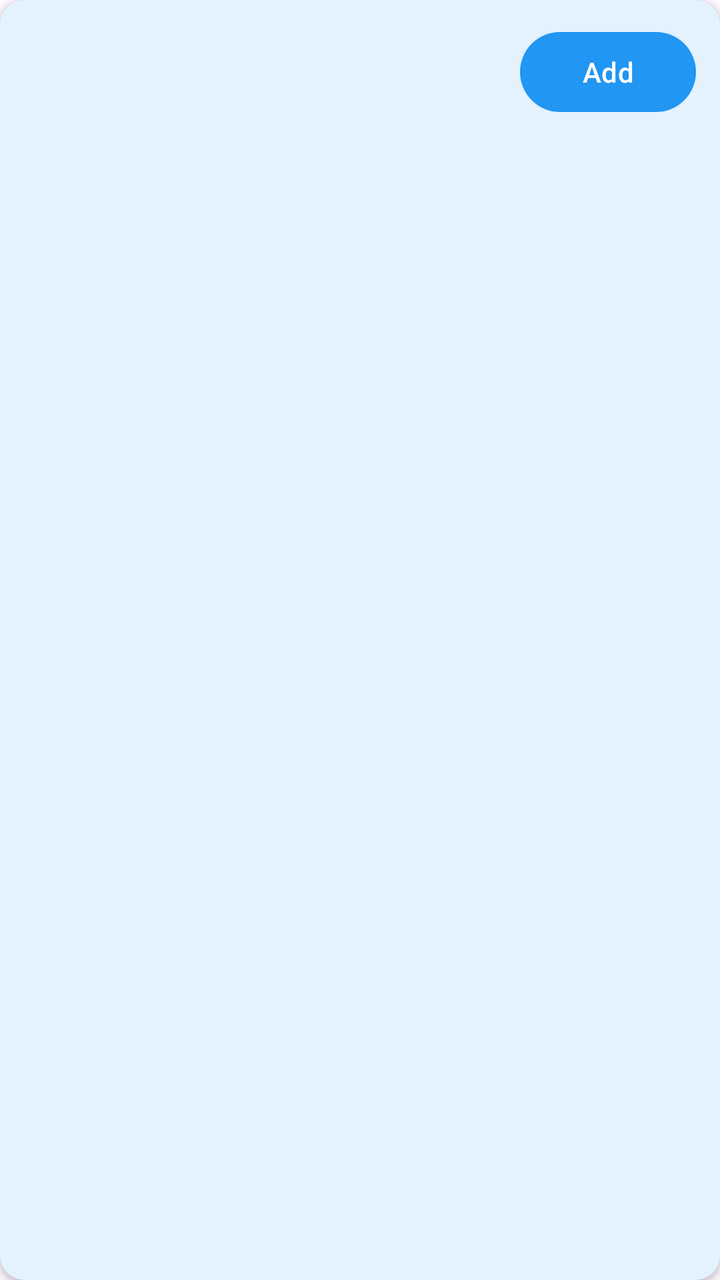
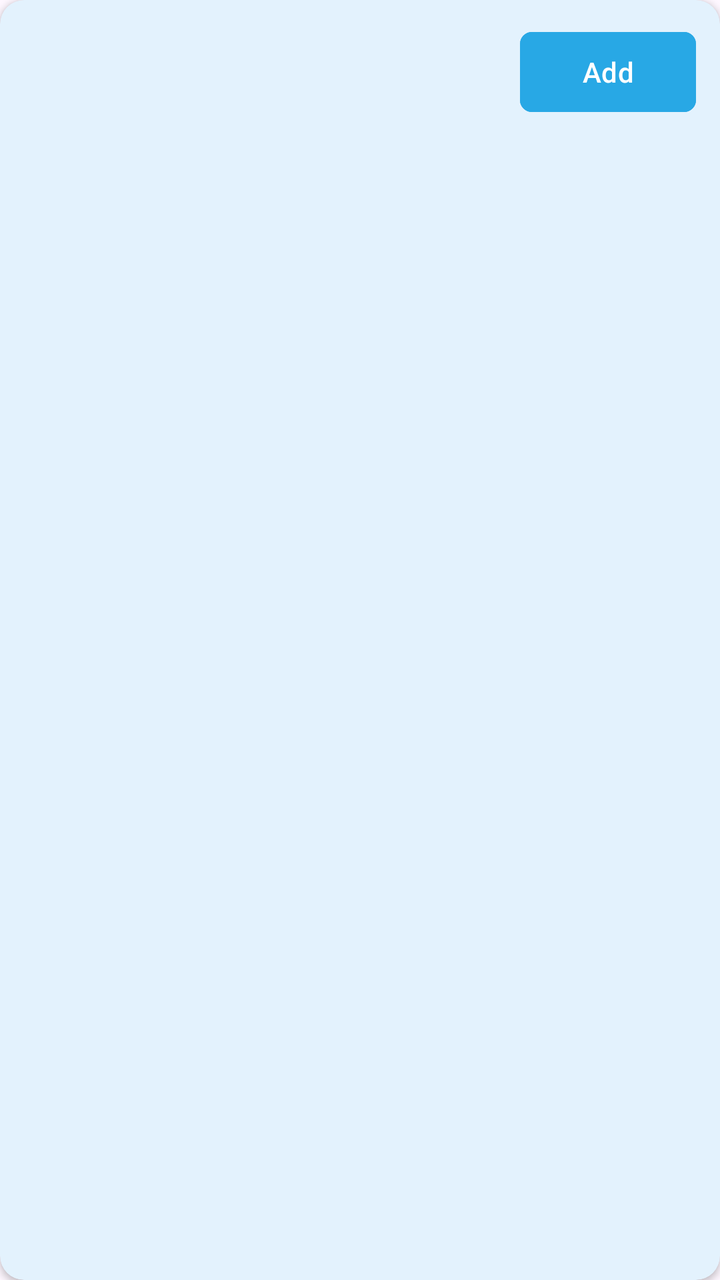

The first picture is an Android layout as it rendered before a commit; the second is the same layout after the commit. The layout source and the unified diff follow.
<!-- AndroidManifest.xml: application theme Theme.Travel -->
<!-- res/layout/item_user_search.xml -->
<?xml version="1.0" encoding="utf-8"?>
<androidx.cardview.widget.CardView xmlns:android="http://schemas.android.com/apk/res/android"
    xmlns:app="http://schemas.android.com/apk/res-auto"
    android:layout_width="match_parent"
    android:layout_height="wrap_content"
    android:layout_marginHorizontal="4dp"
    android:layout_marginVertical="6dp"
    app:cardCornerRadius="12dp"
    app:cardElevation="2dp"
    app:cardBackgroundColor="#E3F2FD">

    <androidx.constraintlayout.widget.ConstraintLayout
        android:layout_width="match_parent"
        android:layout_height="wrap_content"
        android:padding="12dp">

        <TextView
            android:id="@+id/displayNameText"
            android:layout_width="0dp"
            android:layout_height="wrap_content"
            android:textSize="16sp"
            android:textStyle="bold"
            android:textColor="@android:color/black"
            app:layout_constraintTop_toTopOf="parent"
            app:layout_constraintStart_toStartOf="parent"
            app:layout_constraintEnd_toStartOf="@id/actionButton"
            android:layout_marginEnd="8dp" />

        <TextView
            android:id="@+id/usernameText"
            android:layout_width="0dp"
            android:layout_height="wrap_content"
            android:textSize="14sp"
            android:textColor="@android:color/darker_gray"
            app:layout_constraintTop_toBottomOf="@id/displayNameText"
            app:layout_constraintStart_toStartOf="parent"
            app:layout_constraintEnd_toStartOf="@id/actionButton"
            android:layout_marginEnd="8dp" />

        <Button
            android:id="@+id/actionButton"
            android:layout_width="wrap_content"
            android:layout_height="wrap_content"
            android:text="Add"
            app:layout_constraintTop_toTopOf="parent"
            app:layout_constraintBottom_toBottomOf="parent"
            app:layout_constraintEnd_toEndOf="parent" />

    </androidx.constraintlayout.widget.ConstraintLayout>

</androidx.cardview.widget.CardView>
<!-- resources referenced by this layout -->
<resources>
  <style name="Theme.Travel" parent="Theme.Material3.DayNight.NoActionBar">
          <item name="colorPrimary">#2196F3</item>
          <item name="colorOnPrimary">@android:color/white</item>
      </style>
</resources>

<!-- the commit's change to res/layout/item_user_search.xml (unified diff, before → after) -->
@@ -37,11 +37,13 @@
             app:layout_constraintEnd_toStartOf="@id/actionButton"
             android:layout_marginEnd="8dp" />
 
-        <Button
+        <com.google.android.material.button.MaterialButton
             android:id="@+id/actionButton"
             android:layout_width="wrap_content"
             android:layout_height="wrap_content"
             android:text="Add"
+            app:cornerRadius="6dp"
+            android:backgroundTint="@color/light_blue"
             app:layout_constraintTop_toTopOf="parent"
             app:layout_constraintBottom_toBottomOf="parent"
             app:layout_constraintEnd_toEndOf="parent" />
<!-- resource entries referenced after the edit -->
@@ -1,5 +1,6 @@
 <!-- resources referenced by this layout -->
 <resources>
+  <color name="light_blue">#28A8E5</color>
   <style name="Theme.Travel" parent="Theme.Material3.DayNight.NoActionBar">
           <item name="colorPrimary">#2196F3</item>
           <item name="colorOnPrimary">@android:color/white</item>
